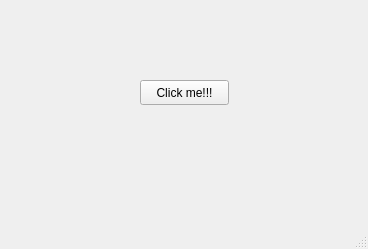
Above: Qt/pro5/mainwindow.ui from Locchuong96/others before the change. Below: the same form after it.
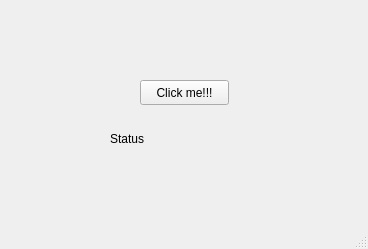
That is the form after the change.

```diff
--- a/Qt/pro5/mainwindow.ui
+++ b/Qt/pro5/mainwindow.ui
@@ -27,6 +27,19 @@
      <string>Click me!!!</string>
     </property>
    </widget>
+   <widget class="QLabel" name="label">
+    <property name="geometry">
+     <rect>
+      <x>110</x>
+      <y>130</y>
+      <width>141</width>
+      <height>17</height>
+     </rect>
+    </property>
+    <property name="text">
+     <string>Status</string>
+    </property>
+   </widget>
   </widget>
   <widget class="QStatusBar" name="statusbar"/>
  </widget>
```
Left out of the diff: 19 changed lines with no effect on the pictures.
